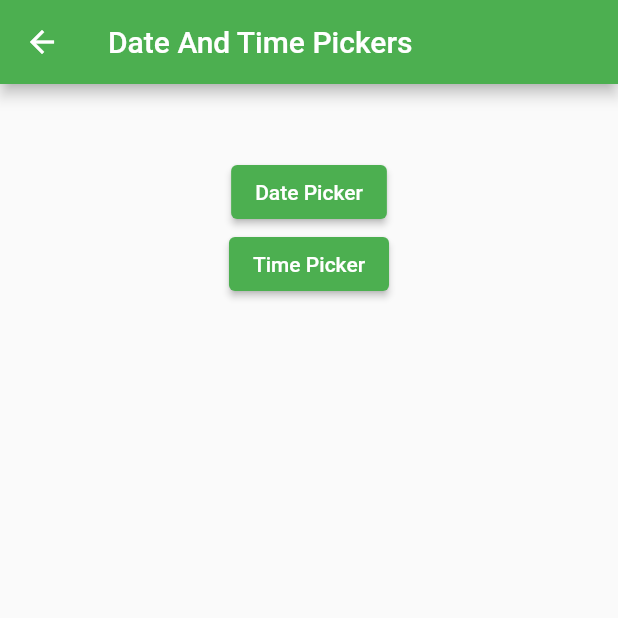
After one commit to kazuao/Flutter_50_questions, a Flutter app: the SampleDateAndTimePickers screen opened directly, on a phone screen of 412 x 824 dp, the top half of it. The commit adds this screen. Run offline on Flutter 3.47's test engine with Material 2 defaults, Android fonts, the phone set to English and light mode, and no system bars; our stand-ins replace webview_flutter.

Commit message:
Date and Time Picker

```diff
--- /dev/null
+++ b/fifty_questions/lib/SampleDateAndTimePickers/date_and_time_pickers.dart
@@ -0,0 +1,55 @@
+import 'package:flutter/material.dart';
+
+class SampleDateAndTimePickers extends StatefulWidget {
+  _DateAndTimePickersState createState() => _DateAndTimePickersState();
+}
+
+class _DateAndTimePickersState extends State<SampleDateAndTimePickers> {
+  var _value = '';
+
+  Future showDatePickers() async {
+    DateTime? selected = await showDatePicker(
+      context: context,
+      initialDate: DateTime.now(),
+      firstDate: DateTime(2018),
+      lastDate: DateTime(2022),
+      locale: Localizations.localeOf(context),
+    );
+    if (selected != null) {
+      setState(() => _value = selected.toString());
+    }
+  }
+
+  Future showTimePickers() async {
+    TimeOfDay? selected = await showTimePicker(
+      context: context,
+      initialTime: TimeOfDay.now(),
+    );
+    if (selected != null) {
+      setState(() {
+        _value = selected.toString();
+      });
+    }
+  }
+
+  @override
+  Widget build(BuildContext context) {
+    return Scaffold(
+      appBar: AppBar(title: const Text('Date And Time Pickers')),
+      body: Padding(
+        padding: const EdgeInsets.all(32.0),
+        child: Center(
+          child: Column(
+            children: [
+              Text(_value),
+              ElevatedButton(
+                  onPressed: showDatePickers, child: const Text('Date Picker')),
+              ElevatedButton(
+                  onPressed: showTimePickers, child: const Text('Time Picker')),
+            ],
+          ),
+        ),
+      ),
+    );
+  }
+}
--- a/fifty_questions/lib/main.dart
+++ b/fifty_questions/lib/main.dart
@@ -8,6 +8,7 @@ import 'Alert/alert_dialog.dart';
 import 'WebView/web_view.dart';
 import 'TextField/text_field.dart';
 import 'DropDownAndPopup/dropdown_popup.dart';
+import 'SampleDateAndTimePickers/date_and_time_pickers.dart';
 
 void main() {
   runApp(MyApp());
@@ -44,6 +45,8 @@ class BodyApp extends StatelessWidget {
             elevatedButtonType(context, 'Sample Text Field', SampleTextField()),
             elevatedButtonType(
                 context, 'Sample Dropdown And Popup', SampleDropdownAndPopup()),
+            elevatedButtonType(
+                context, 'Date And Time Pickers', SampleDateAndTimePickers()),
           ],
         ),
       ),
```
